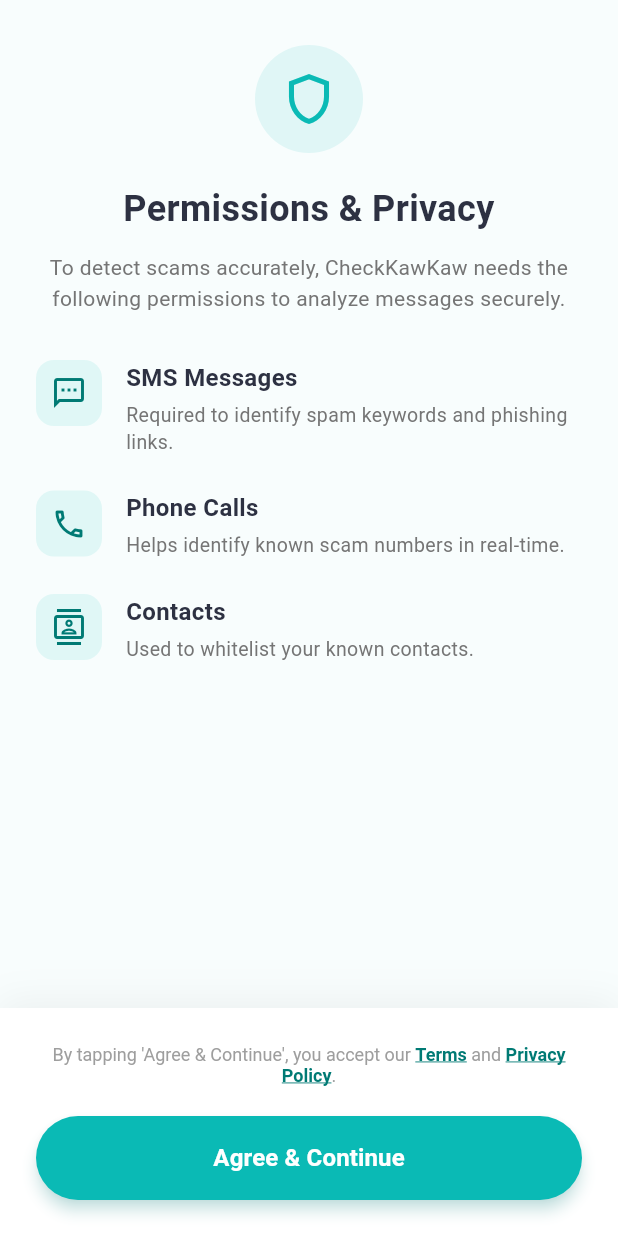
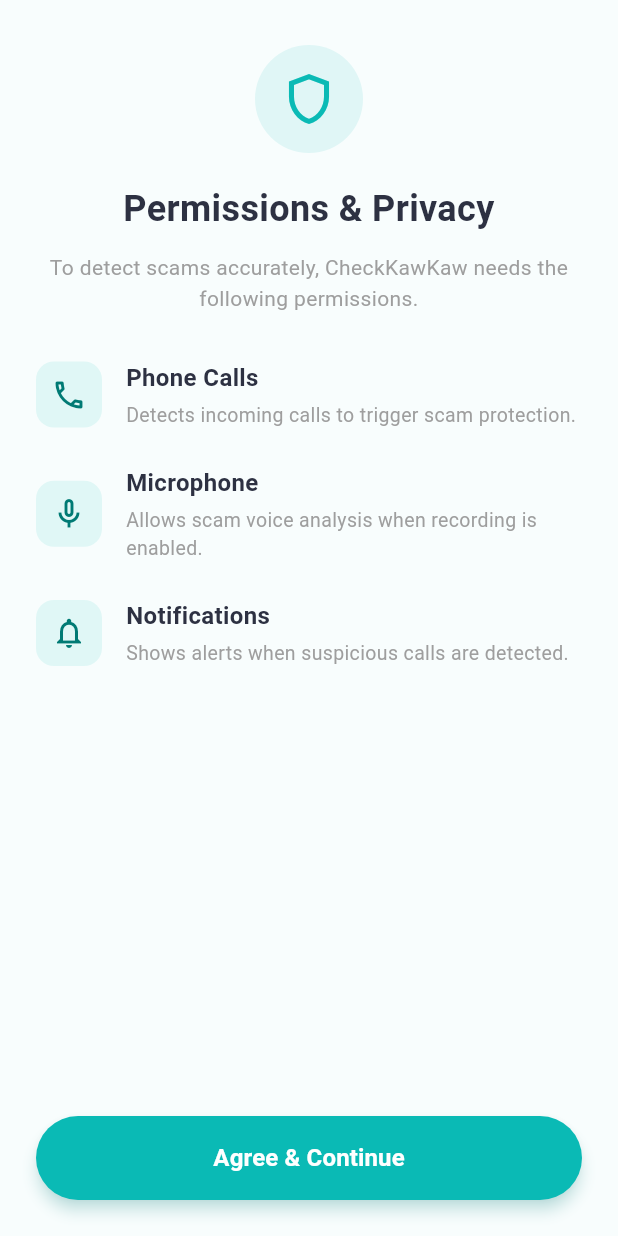
Before and after one commit to HRChiam/CheckKawKaw, a Flutter app: the screen it shows after launch, on a phone screen of 412 x 824 dp. Run offline on Flutter 3.47's test engine with Material 3 defaults, Android fonts, the phone set to English and light mode, and no system bars; our stand-ins replace dio, flutter_contacts, flutter_local_notifications, permission_handler, shared_preferences; missing offline and left inert: flutter_foreground_task, record.

Commit message:
add phone call detect

```diff
--- a/frontend/lib/main.dart
+++ b/frontend/lib/main.dart
@@ -1,25 +1,98 @@
 import 'package:flutter/material.dart';
-import 'permission.dart'; // Import PermissionsScreen
+import 'package:flutter/services.dart';
+import 'permission.dart';
+import 'contacts_helper.dart';
+import 'call_recorder.dart';
+import 'record_service.dart';
+import 'notification_service.dart';
+import 'package:flutter_foreground_task/flutter_foreground_task.dart';
+
+const callStateChannel = EventChannel('checkkawkaw/call_state');
 
 void main() {
   runApp(const MyApp());
 }
 
-// Global Theme Colors (Access these from any file using AppTheme.primary)
 class AppTheme {
-  static const Color primary = Color(0xFF0ABAB5); // Tiffany Blue
-  static const Color light = Color(0xFFE0F7F6);   // Light wash
-  static const Color dark = Color(0xFF007A74);    // Contrast text
-  static const Color text = Color(0xFF2D3142);    // Dark Grey text
+  static const Color primary = Color(0xFF0ABAB5);
+  static const Color light = Color(0xFFE0F7F6);
+  static const Color dark = Color(0xFF007A74);
+  static const Color text = Color(0xFF2D3142);
 }
 
-class MyApp extends StatelessWidget {
+class MyApp extends StatefulWidget {
   const MyApp({Key? key}) : super(key: key);
+
+  @override
+  State<MyApp> createState() => _MyAppState();
+}
+
+class _MyAppState extends State<MyApp> {
+  @override
+  void initState() {
+    super.initState();
+    NotificationService.init();
+    _initForegroundTask();
+    listenToCallState();
+  }
+
+  void _initForegroundTask() {
+    FlutterForegroundTask.init(
+      androidNotificationOptions: AndroidNotificationOptions(
+        channelId: 'recording_channel',
+        channelName: 'Recording Service',
+        channelDescription: 'Handles call recording requests',
+        priority: NotificationPriority.HIGH,
+        playSound: false,
+        visibility: NotificationVisibility.VISIBILITY_PUBLIC,
+      ),
+      iosNotificationOptions: const IOSNotificationOptions(
+        showNotification: true,
+        playSound: false,
+      ),
+      foregroundTaskOptions: const ForegroundTaskOptions(
+        interval: 5000,
+        autoRunOnBoot: false,
+        allowWakeLock: true,
+        allowWifiLock: true,
+      ),
+    );
+  }
+
+
+  void listenToCallState() {
+    callStateChannel.receiveBroadcastStream().listen((event) async {
+      print("📞 CALL EVENT → $event");
+
+      final state = event["state"];
+      final number = event["number"];
+
+      if (state == "RINGING") {
+        final exists = await ContactChecker.isInContacts(number);
+
+        if (!exists) {
+          print("🚨 Unknown number — showing popup");
+          await NotificationService.showUnknownCaller(number);
+        }
+      }
+
+
+      if (state == "OFFHOOK" && CallRecorder.userApproved) {
+        print("✅ Call answered — start recording");
+        await CallRecorder.startRecording();
+      }
+
+      if (state == "IDLE") {
+        CallRecorder.userApproved = false;
+        await CallRecorder.stopAndSendFinal();
+        await RecordService.stop();
+      }
+    });
+  }
 
   @override
   Widget build(BuildContext context) {
     return MaterialApp(
-      title: 'CheckKawKaw',
       debugShowCheckedModeBanner: false,
       theme: ThemeData(
         useMaterial3: true,
--- /dev/null
+++ b/frontend/lib/notification_service.dart
@@ -0,0 +1,33 @@
+import 'package:flutter_local_notifications/flutter_local_notifications.dart';
+
+class NotificationService {
+  static final _plugin = FlutterLocalNotificationsPlugin();
+
+  static Future init() async {
+    const android = AndroidInitializationSettings('@mipmap/ic_launcher');
+    const settings = InitializationSettings(android: android);
+
+    await _plugin.initialize(settings);
+  }
+
+  static Future showUnknownCaller(String number) async {
+    const androidDetails = AndroidNotificationDetails(
+      'unknown_call_channel',
+      'Unknown Call Alerts',
+      channelDescription: 'Notifies user when caller is not in contacts',
+      importance: Importance.max,
+      priority: Priority.high,
+      playSound: true,
+      enableVibration: true,
+    );
+
+    const notificationDetails = NotificationDetails(android: androidDetails);
+
+    await _plugin.show(
+      1,
+      'Unknown Caller Detected',
+      'Incoming call from $number',
+      notificationDetails,
+    );
+  }
+}
--- a/frontend/lib/permission.dart
+++ b/frontend/lib/permission.dart
@@ -1,11 +1,34 @@
 import 'package:flutter/material.dart';
-import 'package:flutter/gestures.dart';
+import 'package:permission_handler/permission_handler.dart';
+import 'package:shared_preferences/shared_preferences.dart';
+import 'homeScreen.dart';
 import 'main.dart';
-import 'homeScreen.dart';
 
-// PERMISSIONS SCREEN
-class PermissionsScreen extends StatelessWidget {
+class PermissionsScreen extends StatefulWidget {
   const PermissionsScreen({Key? key}) : super(key: key);
+
+  @override
+  State<PermissionsScreen> createState() => _PermissionsScreenState();
+}
+
+class _PermissionsScreenState extends State<PermissionsScreen> {
+  @override
+  void initState() {
+    super.initState();
+    _checkIfAlreadyGranted();
+  }
+
+  Future _checkIfAlreadyGranted() async {
+    final prefs = await SharedPreferences.getInstance();
+    bool grantedBefore = prefs.getBool("permissions_granted") ?? false;
+
+    if (grantedBefore) {
+      Navigator.pushReplacement(
+        context,
+        MaterialPageRoute(builder: (_) => const HomeScreen()),
+      );
+    }
+  }
 
   @override
   Widget build(BuildContext context) {
@@ -24,8 +47,11 @@
                       color: AppTheme.primary.withOpacity(0.1),
                       shape: BoxShape.circle,
                     ),
-                    child: const Icon(Icons.shield_outlined,
-                        size: 40, color: AppTheme.primary),
+                    child: const Icon(
+                      Icons.shield_outlined,
+                      size: 40,
+                      color: AppTheme.primary,
+                    ),
                   ),
                   const SizedBox(height: 20),
                   const Text(
@@ -39,11 +65,11 @@
                   ),
                   const SizedBox(height: 12),
                   Text(
-                    "To detect scams accurately, CheckKawKaw needs the following permissions to analyze messages securely.",
+                    "To detect scams accurately, CheckKawKaw needs the following permissions.",
                     textAlign: TextAlign.center,
                     style: TextStyle(
                       fontSize: 14,
-                      color: Colors.grey[600],
+                      color: Colors.grey,
                       height: 1.5,
                     ),
                   ),
@@ -51,86 +77,80 @@
               ),
             ),
 
-            // Permission List
+            // Permission list
             Expanded(
               child: ListView(
                 padding: const EdgeInsets.symmetric(horizontal: 24),
-                physics: const BouncingScrollPhysics(),
                 children: const [
-                  PermissionItem(
-                    icon: Icons.sms_outlined,
-                    title: "SMS Messages",
-                    description: "Required to identify spam keywords and phishing links.",
-                  ),
                   PermissionItem(
                     icon: Icons.call_outlined,
                     title: "Phone Calls",
-                    description: "Helps identify known scam numbers in real-time.",
+                    description:
+                        "Detects incoming calls to trigger scam protection.",
                   ),
                   PermissionItem(
-                    icon: Icons.contacts_outlined,
-                    title: "Contacts",
-                    description: "Used to whitelist your known contacts.",
+                    icon: Icons.mic_none_outlined,
+                    title: "Microphone",
+                    description:
+                        "Allows scam voice analysis when recording is enabled.",
+                  ),
+                  PermissionItem(
+                    icon: Icons.notifications_outlined,
+                    title: "Notifications",
+                    description:
+                        "Shows alerts when suspicious calls are detected.",
                   ),
                 ],
               ),
             ),
 
-            // Footer / Action Button
+            // Footer button
             Container(
               padding: const EdgeInsets.all(24),
-              decoration: BoxDecoration(
-                color: Colors.white,
-                boxShadow: [
-                  BoxShadow(
-                    color: Colors.black.withOpacity(0.05),
-                    blurRadius: 20,
-                    offset: const Offset(0, -5),
-                  ),
-                ],
-              ),
-              child: Column(
-                mainAxisSize: MainAxisSize.min,
-                children: [
-                  RichText(
-                    textAlign: TextAlign.center,
-                    text: TextSpan(
-                      style: TextStyle(color: Colors.grey[500], fontSize: 12),
-                      children: [
-                        const TextSpan(text: "By tapping 'Agree & Continue', you accept our "),
-                        TextSpan(
-                          text: "Terms",
-                          style: const TextStyle(
-                            color: AppTheme.dark,
-                            fontWeight: FontWeight.bold,
-                            decoration: TextDecoration.underline,
-                          ),
-                          recognizer: TapGestureRecognizer()..onTap = () {},
-                        ),
-                        const TextSpan(text: " and "),
-                        TextSpan(
-                          text: "Privacy Policy",
-                          style: const TextStyle(
-                            color: AppTheme.dark,
-                            fontWeight: FontWeight.bold,
-                            decoration: TextDecoration.underline,
-                          ),
-                          recognizer: TapGestureRecognizer()..onTap = () {},
-                        ),
-                        const TextSpan(text: "."),
-                      ],
-                    ),
-                  ),
-                  const SizedBox(height: 20),
-                  SizedBox(
+              child: SizedBox(
                 width: double.infinity,
                 height: 56,
                 child: ElevatedButton(
-                      onPressed: () {
+                  onPressed: () async {
+                    final statuses = await [
+                      Permission.phone,
+                      Permission.microphone,
+                      Permission.notification,
+                    ].request();
+
+                    print("📌 PHONE: ${statuses[Permission.phone]}");
+                    print("📌 MIC: ${statuses[Permission.microphone]}");
+                    print("📌 NOTIF: ${statuses[Permission.notification]}");
+
+                    // permanently denied → open settings
+                    if (statuses[Permission.phone]!.isPermanentlyDenied ||
+                        statuses[Permission.microphone]!.isPermanentlyDenied ||
+                        statuses[Permission.notification]!.isPermanentlyDenied) {
+                      openAppSettings();
+                      return;
+                    }
+
+                    bool allGranted =
+                        statuses[Permission.phone]!.isGranted &&
+                        statuses[Permission.microphone]!.isGranted &&
+                        statuses[Permission.notification]!.isGranted;
+
+                    if (allGranted) {
+                      final prefs = await SharedPreferences.getInstance();
+                      await prefs.setBool("permissions_granted", true);
+
                       Navigator.pushReplacement(
                         context,
                         MaterialPageRoute(builder: (_) => const HomeScreen()),
                       );
+                    } else {
+                      ScaffoldMessenger.of(context).showSnackBar(
+                        const SnackBar(
+                          content:
+                              Text("Please allow all permissions to continue"),
+                        ),
+                      );
+                    }
                   },
                   child: const Text(
                     "Agree & Continue",
@@ -141,8 +161,6 @@
                     ),
                   ),
                 ),
-                  ),
-                ],
               ),
             ),
           ],
@@ -169,7 +187,6 @@
     return Padding(
       padding: const EdgeInsets.only(bottom: 24),
       child: Row(
-        crossAxisAlignment: CrossAxisAlignment.start,
         children: [
           Container(
             padding: const EdgeInsets.all(10),
@@ -195,7 +212,10 @@
                 const SizedBox(height: 4),
                 Text(
                   description,
-                  style: TextStyle(fontSize: 13, color: Colors.grey[600], height: 1.4),
+                  style: const TextStyle(
+                    fontSize: 13,
+                    color: Colors.grey,
+                  ),
                 ),
               ],
             ),
--- /dev/null
+++ b/frontend/lib/upload_service.dart
@@ -0,0 +1,45 @@
+import 'dart:io';
+import 'package:dio/dio.dart';
+
+class UploadService {
+  static final Dio _dio = Dio(
+    BaseOptions(
+      baseUrl: "https://your-backend-url.com", // ✅ change this!
+      connectTimeout: Duration(seconds: 10),
+      receiveTimeout: Duration(seconds: 20),
+    ),
+  );
+
+  static Future uploadFile(String path, {bool isFinal = false}) async {
+    try {
+      final file = File(path);
+
+      if (!file.existsSync()) {
+        print("❌ File not found: $path");
+        return;
+      }
+
+      final formData = FormData.fromMap({
+        'is_final': isFinal,
+        'audio': await MultipartFile.fromFile(
+          path,
+          filename: path.split("/").last,
+        ),
+      });
+
+      final response = await _dio.post(
+        "/upload-audio",
+        data: formData,
+      );
+
+      print("✅ Uploaded successfully → ${response.statusCode}");
+
+      // ✅ delete file after upload
+      await file.delete();
+      print("🗑️ Deleted local file → $path");
+
+    } catch (e) {
+      print("🚨 Upload failed → $e");
+    }
+  }
+}
```
Also changed, not shown: frontend/lib/call_recorder.dart (added, +89 -0 lines), frontend/lib/contacts_helper.dart (added, +26 -0 lines), frontend/lib/record_service.dart (added, +57 -0 lines), frontend/pubspec.yaml (+7 -0 lines), frontend/pubspec.lock, 7 other files. Lines whose indentation alone changed are shown as unchanged.
